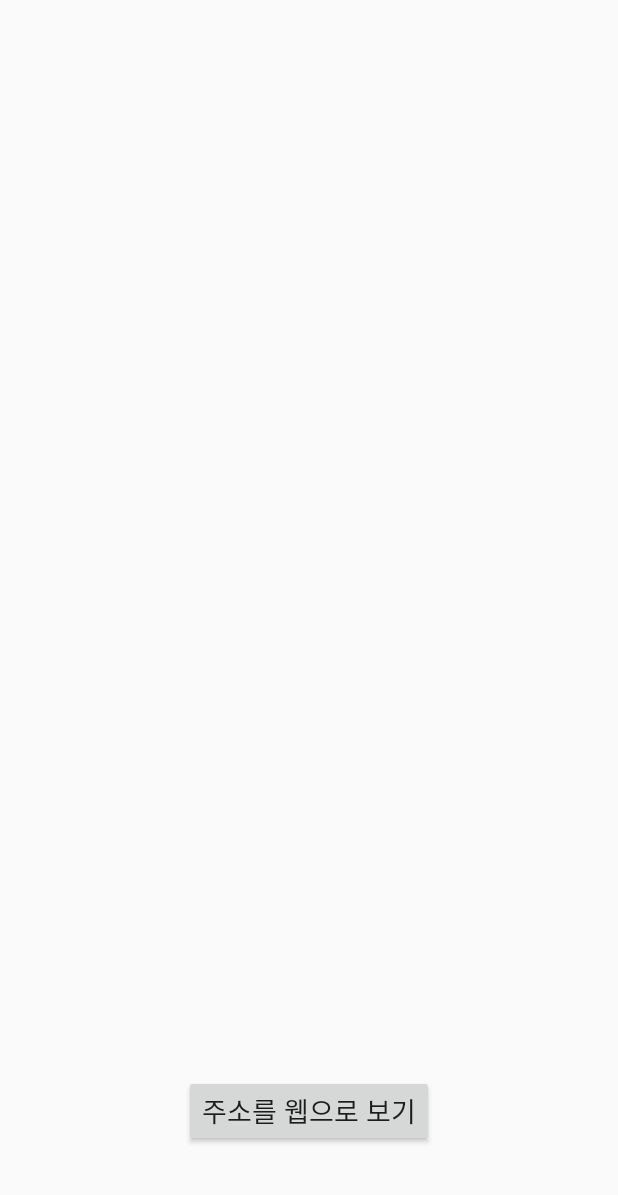
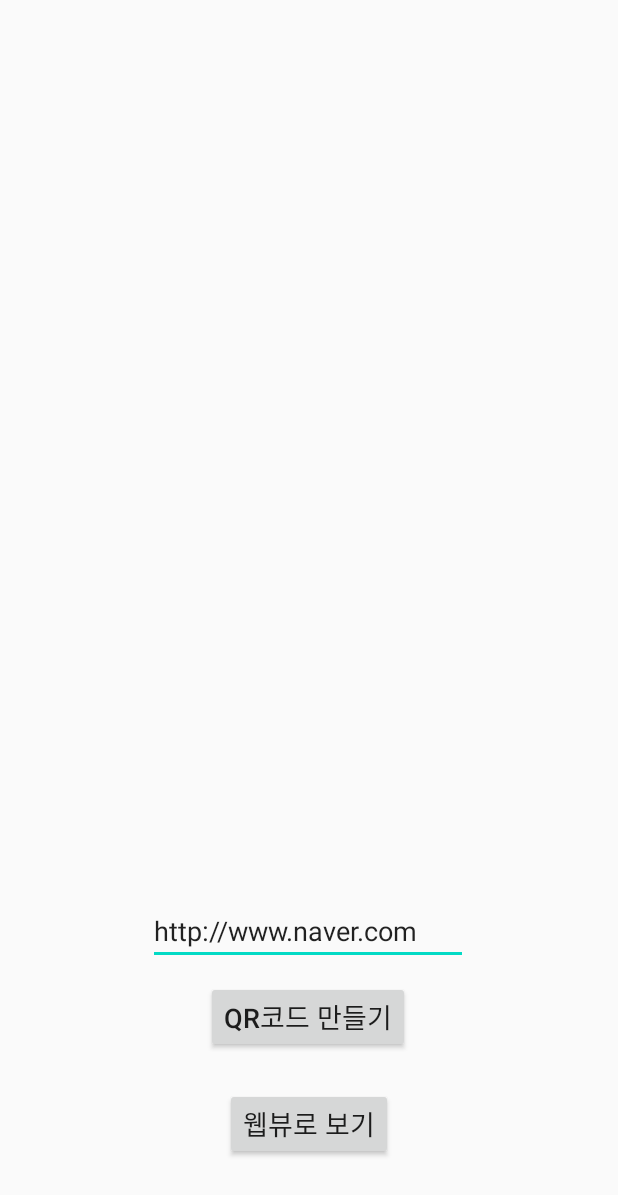
Before and after one commit to EomKun/Onetachi_app, an Android app: the CreateQR screen opened directly, with no data from a screen before it, on a phone screen of 412 x 824 dp. Shown: the top 1195 px of the screen. Run offline under Robolectric (Android 15) with nearby library versions, the light colour scheme and no system bars; libraries missing offline, so code that uses them is left out: com.journeyapps.barcodescanner.

Commit message:
QR생성 앱및웹으로 가능하도록 수정

```diff
--- a/Onetachi/app/src/main/AndroidManifest.xml
+++ b/Onetachi/app/src/main/AndroidManifest.xml
@@ -11,8 +11,9 @@
         android:roundIcon="@mipmap/ic_launcher_round"
         android:supportsRtl="true"
         android:theme="@style/AppTheme">
-        <activity android:name=".retrofit.auth.paperFailureActivity"></activity>
-        <activity android:name=".QR.ScanQR"></activity>
+        <activity android:name=".QR.WebViewQR"></activity>
+        <activity android:name=".retrofit.auth.paperFailureActivity" />
+        <activity android:name=".QR.ScanQR" />
         <activity android:name=".QR.CaptureForm" />
         <activity android:name=".QR.CreateQR" />
         <activity android:name=".retrofit.auth.paperSuccessActivity" />
--- a/Onetachi/app/src/main/res/layout/activity_create_q_r.xml
+++ b/Onetachi/app/src/main/res/layout/activity_create_q_r.xml
@@ -23,12 +23,41 @@
         android:id="@+id/toServer"
         android:layout_width="wrap_content"
         android:layout_height="wrap_content"
-        android:layout_marginTop="83dp"
-        android:text="주소를 웹으로 보기"
+        android:layout_marginTop="100dp"
+        android:text="웹뷰로 보기"
         android:textSize="18sp"
         app:layout_constraintBottom_toBottomOf="parent"
         app:layout_constraintEnd_toEndOf="parent"
         app:layout_constraintStart_toStartOf="parent"
         app:layout_constraintTop_toBottomOf="@+id/qrcode" />
 
+    <Button
+        android:id="@+id/createNewQR"
+        android:layout_width="wrap_content"
+        android:layout_height="wrap_content"
+        android:layout_marginTop="80dp"
+        android:text="QR코드 만들기"
+        android:textSize="18sp"
+        app:layout_constraintBottom_toBottomOf="parent"
+        app:layout_constraintEnd_toEndOf="parent"
+        app:layout_constraintHorizontal_bias="0.497"
+        app:layout_constraintStart_toStartOf="parent"
+        app:layout_constraintTop_toBottomOf="@+id/qrcode"
+        app:layout_constraintVertical_bias="0.0" />
+
+    <EditText
+        android:id="@+id/qrInput"
+        android:layout_width="wrap_content"
+        android:layout_height="wrap_content"
+        android:layout_marginBottom="180dp"
+        android:ems="10"
+        android:inputType="text"
+        android:text="http://www.naver.com"
+        app:layout_constraintBottom_toBottomOf="parent"
+        app:layout_constraintEnd_toEndOf="parent"
+        app:layout_constraintHorizontal_bias="0.497"
+        app:layout_constraintStart_toStartOf="parent"
+        app:layout_constraintTop_toBottomOf="@+id/qrcode"
+        app:layout_constraintVertical_bias="0.976" />
+
 </androidx.constraintlayout.widget.ConstraintLayout>
```
Also changed, not shown: Onetachi/app/src/main/java/com/example/onetachi/QR/CreateQR.kt (+25 -20 lines), Onetachi/app/src/main/java/com/example/onetachi/QR/WebViewQR.kt (added, +43 -0 lines), Onetachi/app/src/main/java/com/example/onetachi/retrofit/user/loginedActivity.kt (+3 -11 lines), Onetachi/app/src/main/res/layout/activity_logined.xml (+1 -13 lines), Onetachi/app/src/main/res/layout/activity_web_view_q_r.xml (added, +18 -0 lines).
